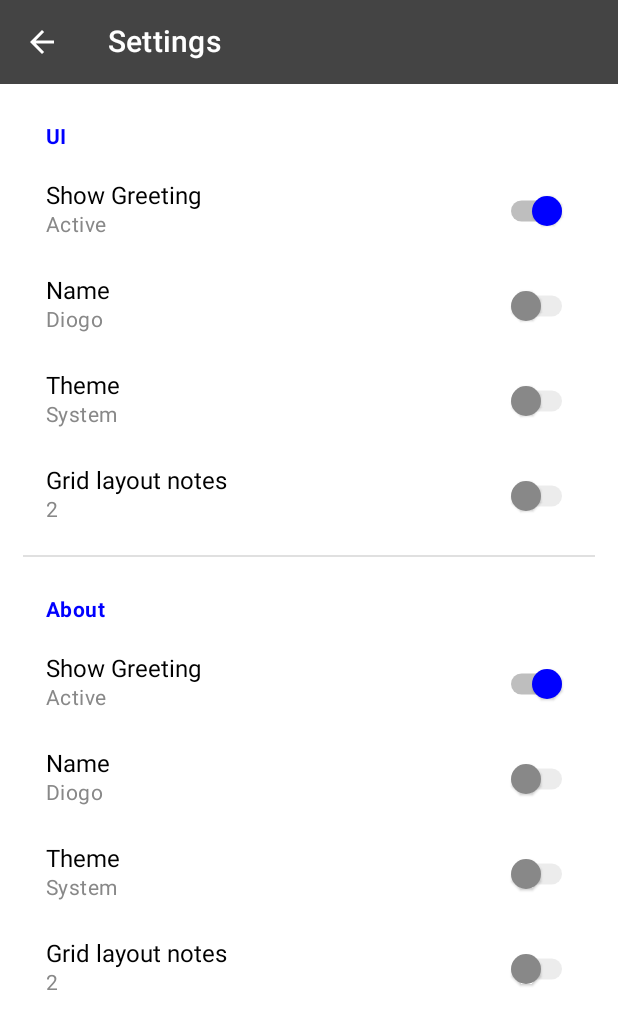
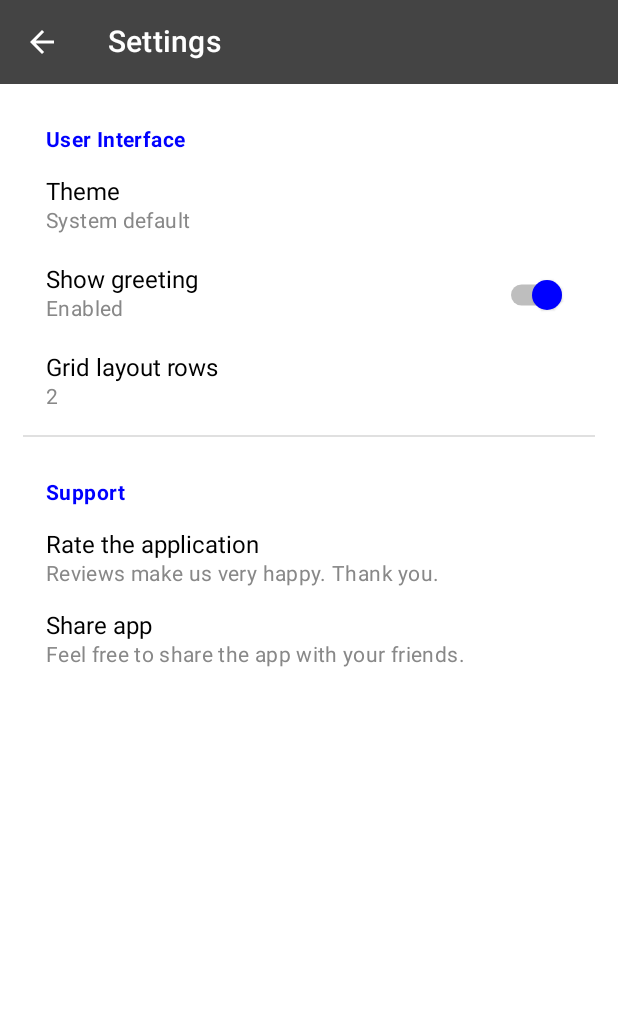
Before and after one commit to diogosantos41/TakeNoteApp, an Android app built with Jetpack Compose: the screen it shows after launch (MainActivity), after a tap on "Settings", on a phone screen of 412 x 824 dp. Shown: the top 1029 px of the screen. Run offline under Robolectric (Android 15) with nearby library versions, the phone set to English and light mode, and no system bars; our stand-ins replace Dagger/Hilt's generated code, Room's generated code.

Commit message:
Finish Datasource Preferences development / Minor code improvs

```diff
--- a/app/src/main/java/com/dscoding/takenoteapp/data/data_source/PreferencesDataStore.kt
+++ /dev/null
@@ -1,6 +0,0 @@
-package com.dscoding.takenoteapp.data.data_source
-
-import androidx.datastore.core.DataStore
-import androidx.datastore.preferences.core.Preferences
-
-abstract class PreferencesDataStore : DataStore<Preferences>
--- a/app/src/main/java/com/dscoding/takenoteapp/data/repository/PreferencesRepositoryImpl.kt
+++ b/app/src/main/java/com/dscoding/takenoteapp/data/repository/PreferencesRepositoryImpl.kt
@@ -1,21 +1,27 @@
 package com.dscoding.takenoteapp.data.repository
 
+import android.content.Context
+import androidx.datastore.core.DataStore
+import androidx.datastore.preferences.core.Preferences
 import androidx.datastore.preferences.core.edit
-import com.dscoding.takenoteapp.data.data_source.PreferencesDataStore
+import androidx.datastore.preferences.preferencesDataStore
 import com.dscoding.takenoteapp.domain.model.UserPreferences
 import com.dscoding.takenoteapp.domain.model.UserPreferences.Companion.GRID_LAYOUT_ROWS
 import com.dscoding.takenoteapp.domain.model.UserPreferences.Companion.SHOW_GREETING
 import com.dscoding.takenoteapp.domain.model.UserPreferences.Companion.THEME
 import com.dscoding.takenoteapp.domain.model.UserPreferences.Companion.USER_NAME
 import com.dscoding.takenoteapp.domain.repository.PreferencesRepository
+import com.dscoding.takenoteapp.utils.Constants.DATASTORE_NAME
 import kotlinx.coroutines.flow.map
 
+private val Context.dataStore: DataStore<Preferences> by preferencesDataStore(name = DATASTORE_NAME)
+
 class PreferencesRepositoryImpl(
-    private val dataStore: PreferencesDataStore
+    private val context: Context
 ) : PreferencesRepository {
 
-    override suspend fun savePreferences(userPreferences: UserPreferences) {
-        dataStore.edit { preferences ->
+    override suspend fun updatePreferences(userPreferences: UserPreferences) {
+        context.dataStore.edit { preferences ->
             preferences[SHOW_GREETING] = userPreferences.show_greeting
             preferences[USER_NAME] = userPreferences.user_name
             preferences[THEME] = userPreferences.theme
@@ -23,14 +29,12 @@ class PreferencesRepositoryImpl(
         }
     }
 
-    override suspend fun readPreferences() = dataStore.data.map { userPreferences ->
+    override fun getPreferences() = context.dataStore.data.map { userPreferences ->
         UserPreferences(
-            show_greeting = userPreferences[SHOW_GREETING]!!,
-            user_name = userPreferences[USER_NAME]!!,
-            theme = userPreferences[THEME]!!,
-            grid_layout_rows = userPreferences[GRID_LAYOUT_ROWS]!!
+            show_greeting = userPreferences[SHOW_GREETING] ?: true,
+            user_name = userPreferences[USER_NAME] ?: "",
+            theme = userPreferences[THEME] ?: UserPreferences.Theme.SYSTEM_DEFAULT.int,
+            grid_layout_rows = userPreferences[GRID_LAYOUT_ROWS] ?: 2
         )
     }
-
-
 }
--- a/app/src/main/java/com/dscoding/takenoteapp/domain/repository/PreferencesRepository.kt
+++ b/app/src/main/java/com/dscoding/takenoteapp/domain/repository/PreferencesRepository.kt
@@ -5,8 +5,8 @@ import kotlinx.coroutines.flow.Flow
 
 interface PreferencesRepository {
 
-    suspend fun readPreferences(): Flow<UserPreferences>
+    fun getPreferences(): Flow<UserPreferences>
 
-    suspend fun savePreferences(userPreferences: UserPreferences)
+    suspend fun updatePreferences(userPreferences: UserPreferences)
 
 }
--- a/app/src/main/java/com/dscoding/takenoteapp/domain/use_case/GetUserPreferenceUseCase.kt
+++ b/app/src/main/java/com/dscoding/takenoteapp/domain/use_case/GetPreferenceUseCase.kt
@@ -4,9 +4,9 @@ import com.dscoding.takenoteapp.domain.model.UserPreferences
 import com.dscoding.takenoteapp.domain.repository.PreferencesRepository
 import kotlinx.coroutines.flow.Flow
 
-class GetUserPreferenceUseCase(private val repository: PreferencesRepository) {
+class GetPreferenceUseCase(private val repository: PreferencesRepository) {
 
-    suspend operator fun invoke(): Flow<UserPreferences> {
-        return repository.readPreferences()
+     operator fun invoke(): Flow<UserPreferences> {
+        return repository.getPreferences()
     }
 }
--- a/app/src/main/java/com/dscoding/takenoteapp/domain/use_case/PreferencesUseCases.kt
+++ b/app/src/main/java/com/dscoding/takenoteapp/domain/use_case/PreferencesUseCases.kt
@@ -1,6 +1,6 @@
 package com.dscoding.takenoteapp.domain.use_case
 
 data class PreferencesUseCases(
-    val getUserPreference: GetUserPreferenceUseCase,
-    val updateUserPreference: UpdateUserPreferenceUseCase
+    val getUserPreference: GetPreferenceUseCase,
+    val updateUserPreference: UpdatePreferenceUseCase
 )
--- a/app/src/main/java/com/dscoding/takenoteapp/domain/use_case/UpdateUserPreferenceUseCase.kt
+++ b/app/src/main/java/com/dscoding/takenoteapp/domain/use_case/UpdatePreferenceUseCase.kt
@@ -3,9 +3,9 @@ package com.dscoding.takenoteapp.domain.use_case
 import com.dscoding.takenoteapp.domain.model.UserPreferences
 import com.dscoding.takenoteapp.domain.repository.PreferencesRepository
 
-class UpdateUserPreferenceUseCase(private val repository: PreferencesRepository) {
+class UpdatePreferenceUseCase(private val repository: PreferencesRepository) {
 
     suspend operator fun invoke(userPreferences: UserPreferences) {
-        repository.savePreferences(userPreferences)
+        repository.updatePreferences(userPreferences)
     }
 }
--- a/app/src/main/java/com/dscoding/takenoteapp/presentation/settings/SettingsEvent.kt
+++ b/app/src/main/java/com/dscoding/takenoteapp/presentation/settings/SettingsEvent.kt
@@ -1,4 +1,5 @@
 package com.dscoding.takenoteapp.presentation.settings
 
-class SettingsEvent {
+sealed class SettingsEvent {
+    object ChangeShowGreetingState : SettingsEvent()
 }
--- /dev/null
+++ b/app/src/main/java/com/dscoding/takenoteapp/presentation/settings/SettingsFieldState.kt
@@ -0,0 +1,6 @@
+package com.dscoding.takenoteapp.presentation.settings
+
+data class SettingsFieldState(
+    val value: String = "",
+    val isActive: Boolean = false
+)
--- a/app/src/main/java/com/dscoding/takenoteapp/presentation/settings/SettingsScreen.kt
+++ b/app/src/main/java/com/dscoding/takenoteapp/presentation/settings/SettingsScreen.kt
@@ -10,13 +10,20 @@ import androidx.compose.ui.Modifier
 import androidx.compose.ui.graphics.Color
 import androidx.compose.ui.res.dimensionResource
 import androidx.compose.ui.unit.dp
+import androidx.hilt.navigation.compose.hiltViewModel
 import androidx.navigation.NavController
 import com.dscoding.takenoteapp.R
+import com.dscoding.takenoteapp.presentation.settings.components.SettingsField
 import com.dscoding.takenoteapp.presentation.settings.components.SettingsHeader
 import com.dscoding.takenoteapp.presentation.settings.components.SwitchField
 
 @Composable
-fun SettingsScreen(navController: NavController) {
+fun SettingsScreen(
+    navController: NavController,
+    viewModel: SettingsViewModel = hiltViewModel()
+) {
+
+    val showGreetingState = viewModel.showGreetingFieldState.value
 
     val generalMargin = dimensionResource(R.dimen.general_margin)
     val headerTopMargin = dimensionResource(R.dimen.settings_margin_header_top)
@@ -51,29 +58,38 @@ fun SettingsScreen(navController: NavController) {
                 )
             Column(modifier = Modifier.padding(generalMargin, 0.dp)) {
                 Column(settingsColumnModifier) {
+
                     Spacer(modifier = Modifier.height(headerTopMargin))
-                    SettingsHeader(text = "UI")
+                    SettingsHeader(text = "User Interface")
                     Spacer(modifier = Modifier.height(betweenFieldsMargin))
-                    SwitchField("Show Greeting", "Active", true, onSelect = { })
+                    SettingsField("Theme", "System default", onClick = { })
                     Spacer(modifier = Modifier.height(betweenFieldsMargin))
-                    SwitchField("Name", "Diogo", false, onSelect = { })
+                    SwitchField(
+                        "Show greeting",
+                        showGreetingState.value,
+                        showGreetingState.isActive,
+                        onSelect = {
+                            viewModel.onEvent(
+                                SettingsEvent.ChangeShowGreetingState(!showGreetingState.isActive)
+                            )
+                        })
                     Spacer(modifier = Modifier.height(betweenFieldsMargin))
-                    SwitchField("Theme", "System", false, onSelect = { })
-                    Spacer(modifier = Modifier.height(betweenFieldsMargin))
-                    SwitchField("Grid layout notes", "2", false, onSelect = { })
+                    SettingsField("Grid layout rows", "2", onClick = { })
                 }
                 Divider()
                 Column(settingsColumnModifier) {
                     Spacer(modifier = Modifier.height(headerTopMargin))
-                    SettingsHeader(text = "About")
+                    SettingsHeader(text = "Support")
                     Spacer(modifier = Modifier.height(betweenFieldsMargin))
-                    SwitchField("Show Greeting", "Active", true, onSelect = { })
+                    SettingsField(
+                        "Rate the application",
+                        "Reviews make us very happy. Thank you.",
+                        onClick = { })
                     Spacer(modifier = Modifier.height(betweenFieldsMargin))
-                    SwitchField("Name", "Diogo", false, onSelect = { })
-                    Spacer(modifier = Modifier.height(betweenFieldsMargin))
-                    SwitchField("Theme", "System", false, onSelect = { })
-                    Spacer(modifier = Modifier.height(betweenFieldsMargin))
-                    SwitchField("Grid layout notes", "2", false, onSelect = { })
+                    SettingsField(
+                        "Share app",
+                        "Feel free to share the app with your friends.",
+                        onClick = { })
                 }
             }
         })
--- a/app/src/main/java/com/dscoding/takenoteapp/presentation/settings/SettingsViewModel.kt
+++ b/app/src/main/java/com/dscoding/takenoteapp/presentation/settings/SettingsViewModel.kt
@@ -1,11 +1,61 @@
 package com.dscoding.takenoteapp.presentation.settings
 
+import androidx.compose.runtime.State
+import androidx.compose.runtime.mutableStateOf
 import androidx.lifecycle.ViewModel
+import androidx.lifecycle.viewModelScope
+import com.dscoding.takenoteapp.domain.model.UserPreferences
 import com.dscoding.takenoteapp.domain.use_case.PreferencesUseCases
+import dagger.hilt.android.lifecycle.HiltViewModel
+import kotlinx.coroutines.Job
+import kotlinx.coroutines.flow.launchIn
+import kotlinx.coroutines.flow.onEach
+import kotlinx.coroutines.launch
 import javax.inject.Inject
 
+@HiltViewModel
 class SettingsViewModel @Inject constructor(
     private val preferencesUseCases: PreferencesUseCases
 ) : ViewModel() {
 
+    private val _showGreetingFieldState = mutableStateOf(SettingsFieldState())
+    val showGreetingFieldState: State<SettingsFieldState> = _showGreetingFieldState
+
+    private val _state = mutableStateOf(SettingsState())
+    val state: State<SettingsState> = _state
+
+    private var getPreferencesJob: Job? = null
+
+    init {
+        getPreferences()
+    }
+
+    fun onEvent(event: SettingsEvent) {
+        when (event) {
+            is SettingsEvent.ChangeShowGreetingState -> {
+                viewModelScope.launch {
+                    preferencesUseCases.updateUserPreference(
+                        UserPreferences(
+                            show_greeting = !showGreetingFieldState.value.isActive,
+                            user_name = "",
+                            theme = 0,
+                            grid_layout_rows = 2
+                        )
+                    )
+                }
+            }
+        }
+    }
+
+    private fun getPreferences() {
+        getPreferencesJob?.cancel()
+        getPreferencesJob = preferencesUseCases.getUserPreference()
+            .onEach { preferences ->
+                _showGreetingFieldState.value = showGreetingFieldState.value.copy(
+                    value = if (preferences.show_greeting) "Enabled" else "Disabled",
+                    isActive = preferences.show_greeting
+                )
+            }
+            .launchIn(viewModelScope)
+    }
 }
--- /dev/null
+++ b/app/src/main/java/com/dscoding/takenoteapp/presentation/settings/components/SettingsField.kt
@@ -0,0 +1,36 @@
+package com.dscoding.takenoteapp.presentation.settings.components
+
+import androidx.compose.foundation.clickable
+import androidx.compose.foundation.layout.Arrangement
+import androidx.compose.foundation.layout.Column
+import androidx.compose.foundation.layout.fillMaxWidth
+import androidx.compose.material.MaterialTheme
+import androidx.compose.material.Text
+import androidx.compose.runtime.Composable
+import androidx.compose.ui.Modifier
+import androidx.compose.ui.graphics.Color
+
+@Composable
+fun SettingsField(
+    title: String,
+    value: String,
+    onClick: () -> Unit
+) {
+    Column(
+        modifier = Modifier
+            .fillMaxWidth()
+            .clickable { onClick },
+        verticalArrangement = Arrangement.Center
+    ) {
+        Text(
+            text = title,
+            style = MaterialTheme.typography.body1,
+            color = Color.Black
+        )
+        Text(
+            text = value,
+            style = MaterialTheme.typography.body2,
+            color = Color.Gray
+        )
+    }
+}
--- a/app/src/main/java/com/dscoding/takenoteapp/presentation/settings/components/SwitchField.kt
+++ b/app/src/main/java/com/dscoding/takenoteapp/presentation/settings/components/SwitchField.kt
@@ -17,7 +17,6 @@ fun SwitchField(
     value: String,
     active: Boolean,
     onSelect: (Boolean) -> Unit,
-    modifier: Modifier = Modifier
 ) {
     Row(
         modifier = Modifier.fillMaxWidth(),
--- a/app/src/main/res/values/dimens.xml
+++ b/app/src/main/res/values/dimens.xml
@@ -5,6 +5,6 @@
 
      <dimen name="margin_vertical_greeting_section">25dp</dimen>
 
-     <dimen name="settings_margin_header_top">10dp</dimen>
-     <dimen name="settings_margin_between_fields">22dp</dimen>
+     <dimen name="settings_margin_header_top">12dp</dimen>
+     <dimen name="settings_margin_between_fields">25dp</dimen>
 </resources>
--- a/app/src/main/res/values/themes.xml
+++ b/app/src/main/res/values/themes.xml
@@ -2,6 +2,6 @@
 <resources>
 
     <style name="Theme.TakeNoteApp" parent="android:Theme.Material.Light.NoActionBar">
-        <item name="android:statusBarColor">@color/purple_700</item>
+        <item name="android:statusBarColor">@color/black</item>
     </style>
 </resources>
```
Also changed, not shown: app/src/main/java/com/dscoding/takenoteapp/di/AppModule.kt (+6 -26 lines).
